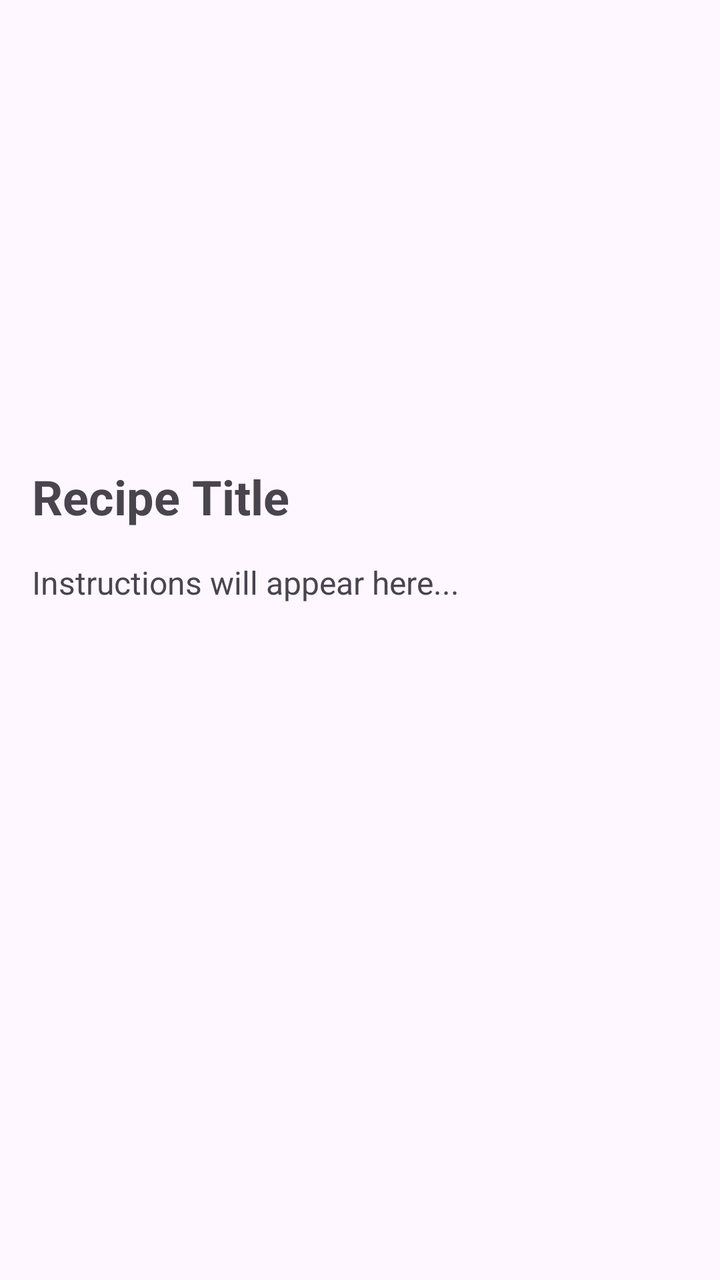
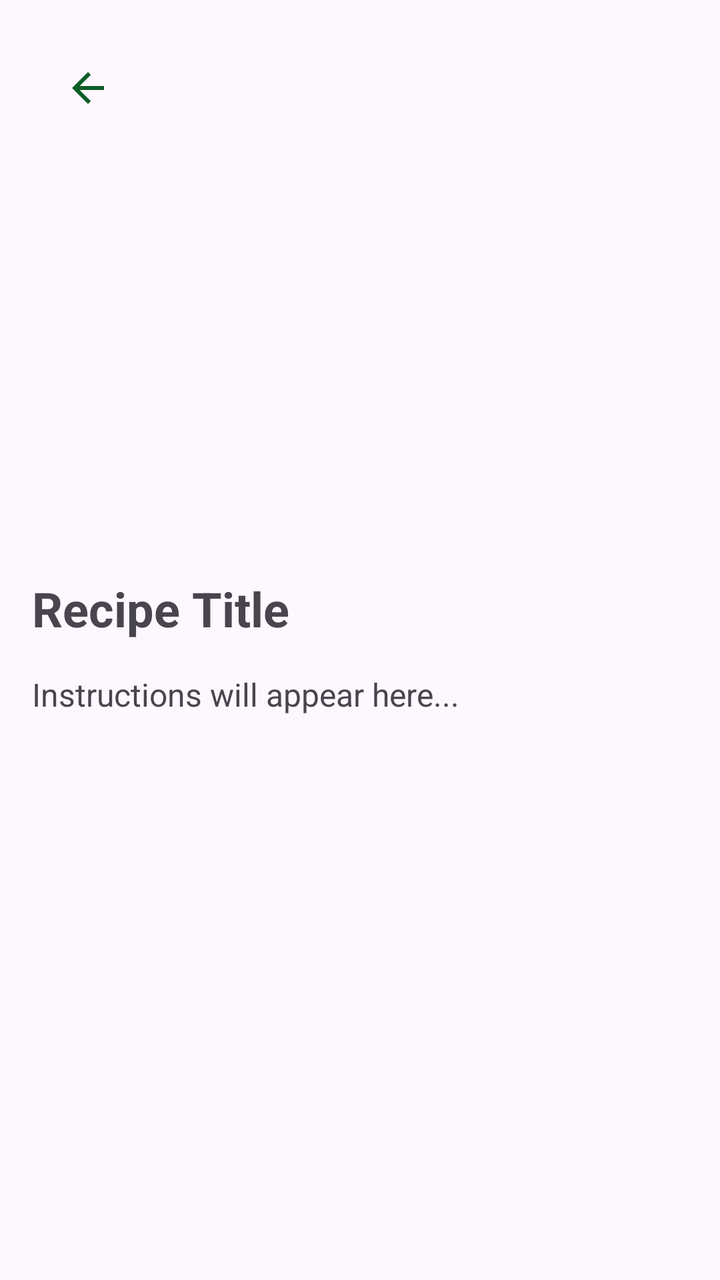

Compare the two renders of this Android layout. The source of the first and the diff that turns it into the second are given below.
<!-- AndroidManifest.xml: application theme Theme.Material3.DayNight.NoActionBar -->
<!-- res/layout/activity_recipe_detail.xml -->
<?xml version="1.0" encoding="utf-8"?>
<ScrollView xmlns:android="http://schemas.android.com/apk/res/android"
    android:layout_width="match_parent"
    android:layout_height="match_parent"
    android:padding="16dp">

    <LinearLayout
        android:orientation="vertical"
        android:layout_width="match_parent"
        android:layout_height="wrap_content">

        <ImageView
            android:id="@+id/recipeImage"
            android:layout_width="match_parent"
            android:layout_height="200dp"
            android:contentDescription="@string/recipe_image"
            android:scaleType="centerCrop"
            android:layout_marginBottom="16dp"/>

        <TextView
            android:id="@+id/recipeTitle"
            android:layout_width="match_parent"
            android:layout_height="wrap_content"
            android:text="@string/recipe_title"
            android:textSize="24sp"
            android:textStyle="bold"
            android:layout_marginBottom="16dp" />

        <TextView
            android:id="@+id/recipeInstructions"
            android:layout_width="match_parent"
            android:layout_height="wrap_content"
            android:text="@string/instructions_will_appear_here"
            android:textSize="16sp"
            android:lineSpacingExtra="6dp" />
    </LinearLayout>
</ScrollView>
<!-- resources referenced by this layout -->
<resources>
  <string name="instructions_will_appear_here">Instructions will appear here...</string>
  <string name="recipe_image">Recipe image</string>
  <string name="recipe_title">Recipe Title</string>
</resources>

<!-- the commit's change to res/layout/activity_recipe_detail.xml (unified diff, before → after) -->
@@ -9,6 +9,14 @@
         android:layout_width="match_parent"
         android:layout_height="wrap_content">
 
+        <ImageButton
+            android:id="@+id/backButton"
+            android:layout_width="48dp"
+            android:layout_height="48dp"
+            android:src="@drawable/outline_arrow_back_24"
+            android:contentDescription="@string/back"
+            android:background="?attr/selectableItemBackgroundBorderless"
+            android:layout_margin="4dp" />
         <ImageView
             android:id="@+id/recipeImage"
             android:layout_width="match_parent"
<!-- resource entries referenced after the edit -->
@@ -1,5 +1,12 @@
 <!-- resources referenced by this layout -->
 <resources>
+  <!-- drawable outline_arrow_back_24 (drawable) -->
+  <vector xmlns:android="http://schemas.android.com/apk/res/android" android:autoMirrored="true" android:height="24dp" android:tint="#0D5D28" android:viewportHeight="960" android:viewportWidth="960" android:width="24dp">
+        
+      <path android:fillColor="@android:color/white" android:pathData="M313,520L537,744L480,800L160,480L480,160L537,216L313,440L800,440L800,520L313,520Z"/>
+      
+  </vector>
+  <string name="back">Back</string>
   <string name="instructions_will_appear_here">Instructions will appear here...</string>
   <string name="recipe_image">Recipe image</string>
   <string name="recipe_title">Recipe Title</string>
